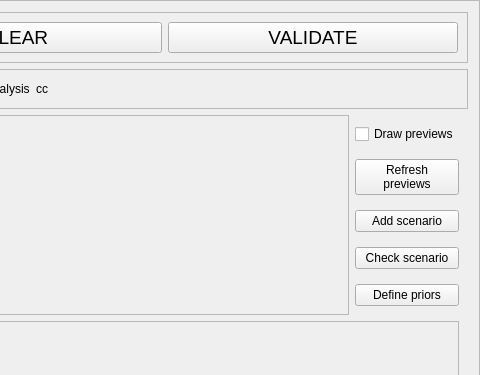
This is python_interface/uis/setHistFrame.ui in cbgp/diyabc as Qt 5 draws it before an edit; both pictures show x 447 to 927 and y 0 to 375 of the 927 by 738 pixel window. The edited form follows.
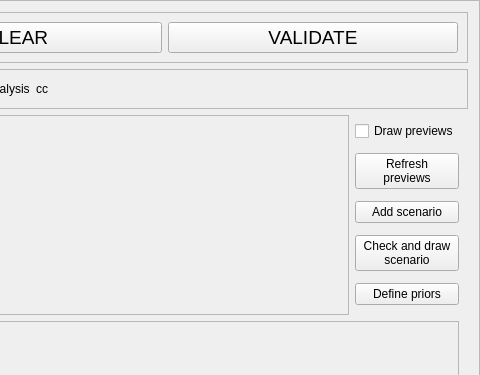
This is the edited form.

Commit message: ascert hiden

Patch:
```diff
--- a/python_interface/uis/setHistFrame.ui
+++ b/python_interface/uis/setHistFrame.ui
@@ -246,7 +246,8 @@
            </size>
           </property>
           <property name="text">
-           <string>Check scenario</string>
+           <string>Check and draw
+scenario</string>
           </property>
          </widget>
         </item>
```
Left out of the diff: 4 changed lines with no effect on the pictures. The commit also changes 1 other file.
